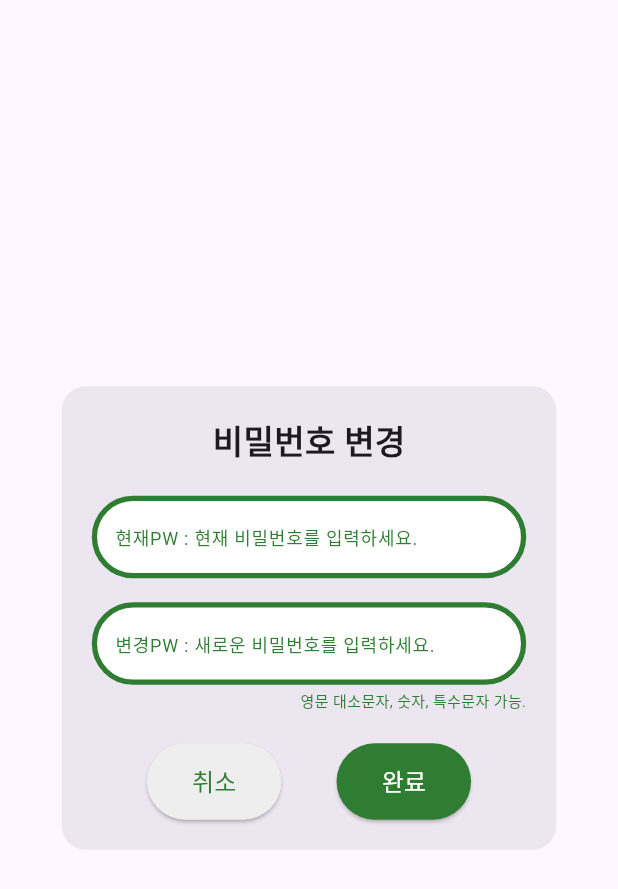
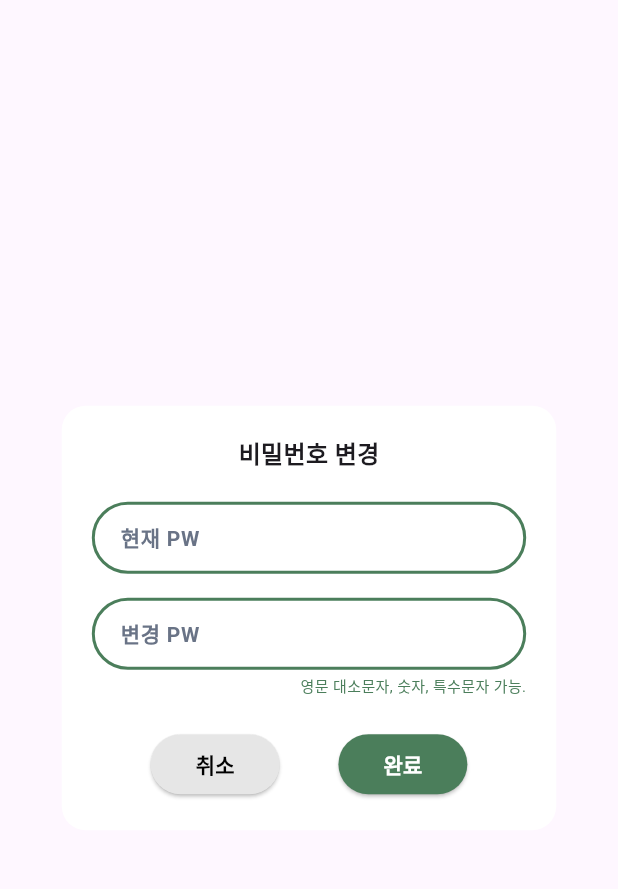
Before and after one commit to hansung-MobileCapstone/PlantyNote, a Flutter app: the PasswordChangeModal widget shown alone on an empty page, opened directly, on a phone screen of 412 x 824 dp. Shown: the top 889 px of the screen. Run offline on Flutter 3.47's test engine with Material 3 defaults, Android fonts, the phone set to English and light mode, and no system bars; our stand-ins replace carousel_slider, cloud_firestore, firebase_auth, firebase_core, fluttertoast, go_router and 1 more; accounts and stored records are empty; network calls fail; key blocks and very long unbroken strings in the code were emptied for the run.

Commit message:
design/47: PW변경모달수정

```diff
--- a/lib/routes/app_router.dart
+++ b/lib/routes/app_router.dart
@@ -10,7 +10,7 @@ import './onboarding_routes.dart';
 
 class AppRouter {
   static final GoRouter router = GoRouter(
-    initialLocation: '/plants/timeline', // 앱 실행 시 처음 표시될 경로
+    initialLocation: '/onboarding', // 앱 실행 시 처음 표시될 경로
     routes: [
       ...OnboardingRoutes.getRoutes(),
       ...AuthRoutes.getRoutes(),
--- a/lib/widgets/profile/change_password_modal.dart
+++ b/lib/widgets/profile/change_password_modal.dart
@@ -1,12 +1,21 @@
 import 'package:flutter/material.dart';
 import 'package:go_router/go_router.dart';
 
-class PasswordChangeModal extends StatelessWidget {
+class PasswordChangeModal extends StatefulWidget {
   const PasswordChangeModal({super.key});
+
+  @override
+  State<PasswordChangeModal> createState() => _PasswordChangeModalState();
+}
+
+class _PasswordChangeModalState extends State<PasswordChangeModal> {
+  final _currentPwController = TextEditingController();
+  final _newPwController = TextEditingController();
 
   @override
   Widget build(BuildContext context) {
     return Dialog(
+      backgroundColor: Colors.white,
       shape: RoundedRectangleBorder(
         borderRadius: BorderRadius.circular(16),
       ),
@@ -20,60 +29,31 @@ class PasswordChangeModal extends StatelessWidget {
               '비밀번호 변경',
               style: TextStyle(
                 fontWeight: FontWeight.bold,
-                fontSize: 22,
+                fontSize: 16,
               ),
             ),
             SizedBox(height: 20),
             // 현재 비밀번호 입력 필드
-            Container(
-              padding: EdgeInsets.symmetric(horizontal: 12),
-              decoration: BoxDecoration(
-                color: Colors.white,
-                border: Border.all(color: Colors.green[800]!, width: 3.5), // 초록색 선 굵기 설정
-                borderRadius: BorderRadius.circular(40),
-              ),
-              child: TextField(
-                decoration: InputDecoration(
-                  hintText: '현재PW : 현재 비밀번호를 입력하세요.',
-                  hintStyle: TextStyle(fontSize: 12, color: Colors.green[800]),
-                  border: InputBorder.none,
-                ),
-              ),
-            ),
+            _currentPwForm(),
             SizedBox(height: 16),
             // 변경 비밀번호 입력 필드 + 안내 텍스트
             Column(
               crossAxisAlignment: CrossAxisAlignment.start,
               children: [
-                Container(
-                  padding: EdgeInsets.symmetric(horizontal: 12),
-                  decoration: BoxDecoration(
-                    color: Colors.white,
-                    border: Border.all(color: Colors.green[800]!, width: 3.5), // 초록색 선 굵기 설정
-                    borderRadius: BorderRadius.circular(40),
-                  ),
-                  child: TextField(
-
-                    decoration: InputDecoration(
-                      hintText: '변경PW : 새로운 비밀번호를 입력하세요.',
-                      hintStyle: TextStyle(fontSize: 12, color: Colors.green[800]),
-                      border: InputBorder.none,
-                    ),
-                  ),
-                ),
-                SizedBox(height: 4), // 필드와 안내 텍스트 간격
+                _newPwForm(),
+                SizedBox(height: 4),
                 Align(
-                  alignment: Alignment.centerRight, // 텍스트를 오른쪽으로 정렬
+                  alignment: Alignment.centerRight,
                   child: Text(
                     '영문 대소문자, 숫자, 특수문자 가능.',
-                    style: TextStyle(fontSize: 10, color: Colors.green[800]),
+                    style: TextStyle(fontSize: 10, color: Color(0xFF4B7E5B)),
                   ),
                 ),
               ],
             ),
             SizedBox(height: 20),
-            // 버튼들
-            Row(
+
+            Row( // 취소, 완료 버튼
               mainAxisAlignment: MainAxisAlignment.spaceEvenly,
               children: [
                 ElevatedButton(
@@ -81,16 +61,16 @@ class PasswordChangeModal extends StatelessWidget {
                     context.pop(); // 모달 닫기
                   },
                   style: ElevatedButton.styleFrom(
-                    padding: EdgeInsets.symmetric(horizontal: 30, vertical: 14), // 버튼 크기 증가
-                    backgroundColor: Colors.grey[200],
-                    foregroundColor: Colors.green[800],
+                    backgroundColor: Color(0xFFE6E6E6),
+                    foregroundColor: Colors.black,
+                    padding: EdgeInsets.symmetric(horizontal: 30, vertical: 10),
                     shape: RoundedRectangleBorder(
-                      borderRadius: BorderRadius.circular(40),
+                      borderRadius: BorderRadius.circular(50),
                     ),
                   ),
                   child: Text(
                     '취소',
-                    style: TextStyle(fontSize: 16, color: Colors.green[800]),
+                    style: TextStyle(fontWeight: FontWeight.bold),
                   ),
                 ),
                 ElevatedButton(
@@ -99,16 +79,16 @@ class PasswordChangeModal extends StatelessWidget {
                     context.go('/start/login'); // 로그인페이지로 이동
                   },
                   style: ElevatedButton.styleFrom(
-                    padding: EdgeInsets.symmetric(horizontal: 30, vertical: 14), // 버튼 크기 증가
+                    backgroundColor: Color(0xFF4B7E5B),
                     foregroundColor: Colors.white,
-                    backgroundColor: Colors.green[800],
+                    padding: EdgeInsets.symmetric(horizontal: 30, vertical: 10),
                     shape: RoundedRectangleBorder(
-                      borderRadius: BorderRadius.circular(40),
+                      borderRadius: BorderRadius.circular(50),
                     ),
                   ),
                   child: Text(
                     '완료',
-                    style: TextStyle(fontSize: 16),
+                    style: TextStyle(fontWeight: FontWeight.bold),
                   ),
                 ),
               ],
@@ -118,4 +98,106 @@ class PasswordChangeModal extends StatelessWidget {
       ),
     );
   }
+
+  // 현재 비밀번호 입력
+  Widget _currentPwForm() {
+    return TextFormField(
+      controller: _currentPwController,
+      decoration: InputDecoration(
+        labelText: '현재 PW',
+        hintText: '현재 비밀번호를 입력하세요.',
+        labelStyle: TextStyle( // labelText 스타일
+          color: Color(0xFF697386),
+          fontSize: 14,
+          fontWeight: FontWeight.bold,
+        ),
+        hintStyle: TextStyle( // hintText 스타일
+          color: Color(0xFFB3B3B3),
+          fontSize: 14,
+        ),
+        border: OutlineInputBorder( // 기본 테두리
+          borderRadius: BorderRadius.circular(50.0),
+          borderSide: BorderSide(
+            color: Color(0xFF4B7E5B),
+            width: 2.0,
+          ),
+        ),
+        focusedBorder: OutlineInputBorder( // 포커스
+          borderRadius: BorderRadius.circular(50.0),
+          borderSide: BorderSide(
+            color: Color(0xFF4B7E5B),
+            width: 2.0,
+          ),
+        ),
+        enabledBorder: OutlineInputBorder( // 비활성화
+          borderRadius: BorderRadius.circular(50.0),
+          borderSide: BorderSide(
+            color: Color(0xFF4B7E5B),
+            width: 2.0,
+          ),
+        ),
+        contentPadding: const EdgeInsets.symmetric(
+          vertical: 8.0,
+          horizontal: 15.0,
+        ),
+      ),
+      validator: (value) {
+        if (value == null || value.isEmpty) {
+          return '현재 비밀번호를 올바르게 입력하세요.';
+        }
+        return null;
+      },
+    );
+  }
+
+  // 현재 비밀번호 입력
+  Widget _newPwForm() {
+    return TextFormField(
+      controller: _newPwController,
+      decoration: InputDecoration(
+        labelText: '변경 PW',
+        hintText: '새로운 비밀번호를 입력하세요.',
+        labelStyle: TextStyle( // labelText 스타일
+          color: Color(0xFF697386),
+          fontSize: 14,
+          fontWeight: FontWeight.bold,
+        ),
+        hintStyle: TextStyle( // hintText 스타일
+          color: Color(0xFFB3B3B3),
+          fontSize: 14,
+        ),
+        border: OutlineInputBorder( // 기본 테두리
+          borderRadius: BorderRadius.circular(50.0),
+          borderSide: BorderSide(
+            color: Color(0xFF4B7E5B),
+            width: 2.0,
+          ),
+        ),
+        focusedBorder: OutlineInputBorder( // 포커스
+          borderRadius: BorderRadius.circular(50.0),
+          borderSide: BorderSide(
+            color: Color(0xFF4B7E5B),
+            width: 2.0,
+          ),
+        ),
+        enabledBorder: OutlineInputBorder( // 비활성화
+          borderRadius: BorderRadius.circular(50.0),
+          borderSide: BorderSide(
+            color: Color(0xFF4B7E5B),
+            width: 2.0,
+          ),
+        ),
+        contentPadding: const EdgeInsets.symmetric(
+          vertical: 8.0,
+          horizontal: 15.0,
+        ),
+      ),
+      validator: (value) {
+        if (value == null || value.isEmpty) {
+          return '새로운 비밀번호를 입력하세요.';
+        }
+        return null;
+      },
+    );
+  }
 }
```
